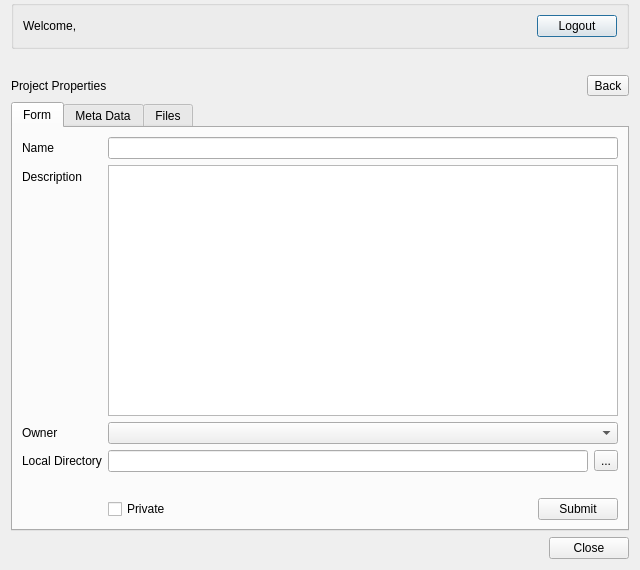
The window that qfieldsync/ui/cloud_projects_dialog.ui (opengisch/qfieldsync) describes before a commit, drawn with Qt 5.
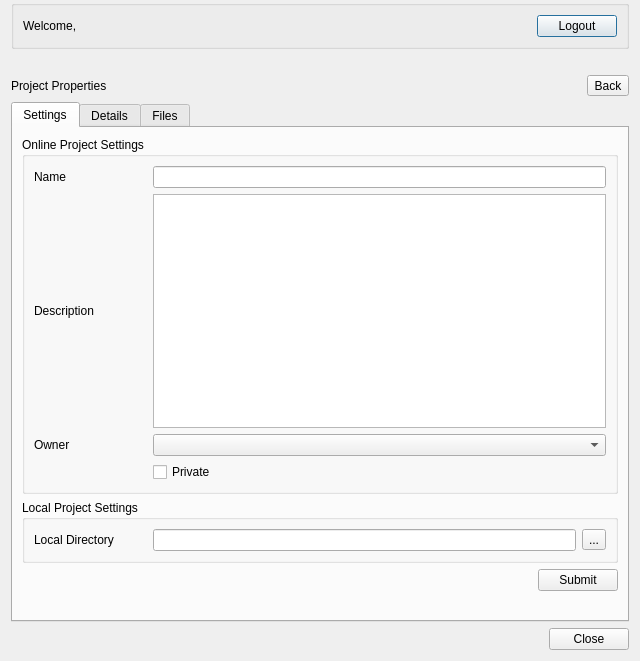
The same window after the commit. The open tabs and pages were chosen to show the change. Icons and pictures are not drawn.

Commit message: Split project form into online and local part

```diff
--- a/qfieldsync/ui/cloud_projects_dialog.ui
+++ b/qfieldsync/ui/cloud_projects_dialog.ui
@@ -7,7 +7,7 @@
     <x>0</x>
     <y>0</y>
     <width>640</width>
-    <height>570</height>
+    <height>661</height>
    </rect>
   </property>
   <property name="windowTitle">
@@ -286,11 +286,15 @@
          </property>
          <widget class="QWidget" name="projectFormTab">
           <attribute name="title">
-           <string>Form</string>
+           <string>Settings</string>
           </attribute>
           <layout class="QVBoxLayout" name="verticalLayout_3">
            <item>
-            <layout class="QFormLayout" name="projectFormLayout">
+            <widget class="QGroupBox" name="projectsOnlineSettingsGroupBox">
+             <property name="title">
+              <string>Online Project Settings</string>
+             </property>
+             <layout class="QGridLayout" name="gridLayout" columnstretch="1,4">
              <item row="0" column="0">
               <widget class="QLabel" name="projectNameLabel">
                <property name="text">
@@ -332,14 +336,53 @@
                </property>
               </widget>
              </item>
-             <item row="3" column="0">
+              <item row="3" column="1">
+               <layout class="QHBoxLayout" name="projectFormButtonLayout">
+                <property name="leftMargin">
+                 <number>0</number>
+                </property>
+                <property name="topMargin">
+                 <number>0</number>
+                </property>
+                <item>
+                 <widget class="QCheckBox" name="projectIsPrivateCheckBox">
+                  <property name="text">
+                   <string>Private</string>
+                  </property>
+                 </widget>
+                </item>
+                <item>
+                 <spacer name="projectFormButtonSpacer">
+                  <property name="orientation">
+                   <enum>Qt::Horizontal</enum>
+                  </property>
+                  <property name="sizeHint" stdset="0">
+                   <size>
+                    <width>40</width>
+                    <height>20</height>
+                   </size>
+                  </property>
+                 </spacer>
+                </item>
+               </layout>
+              </item>
+             </layout>
+            </widget>
+           </item>
+           <item>
+            <widget class="QGroupBox" name="projectsOfflineSettingsGroupBox">
+             <property name="title">
+              <string>Local Project Settings</string>
+             </property>
+             <layout class="QGridLayout" name="gridLayout_2" columnstretch="1,4">
+              <item row="0" column="0">
               <widget class="QLabel" name="localDirLabel">
                <property name="text">
                 <string>Local Directory</string>
                </property>
               </widget>
              </item>
-             <item row="3" column="1">
+              <item row="0" column="1">
               <layout class="QHBoxLayout" name="localDirHBoxLayout">
                <item>
                 <widget class="QLineEdit" name="localDirLineEdit"/>
@@ -353,23 +396,19 @@
                </item>
               </layout>
              </item>
-             <item row="5" column="1">
-              <layout class="QHBoxLayout" name="projectFormButtonLayout">
-               <property name="leftMargin">
-                <number>0</number>
-               </property>
-               <property name="topMargin">
-                <number>0</number>
-               </property>
-               <item>
-                <widget class="QCheckBox" name="projectIsPrivateCheckBox">
-                 <property name="text">
-                  <string>Private</string>
-                 </property>
+             </layout>
                 </widget>
                </item>
                <item>
-                <spacer name="projectFormButtonSpacer">
+            <layout class="QHBoxLayout" name="projectFormButtonLayout_2">
+             <property name="leftMargin">
+              <number>0</number>
+             </property>
+             <property name="topMargin">
+              <number>0</number>
+             </property>
+             <item>
+              <spacer name="projectFormButtonSpacer_2">
                  <property name="orientation">
                   <enum>Qt::Horizontal</enum>
                  </property>
@@ -390,7 +429,7 @@
                </item>
               </layout>
              </item>
-             <item row="4" column="1">
+           <item>
               <widget class="QLabel" name="localDirFeedbackLabel">
                <property name="text">
                 <string/>
@@ -404,12 +443,10 @@
               </widget>
              </item>
             </layout>
-           </item>
-          </layout>
          </widget>
          <widget class="QWidget" name="projectMetaTab">
           <attribute name="title">
-           <string>Meta Data</string>
+           <string>Details</string>
           </attribute>
           <layout class="QVBoxLayout" name="verticalLayout_3">
            <item>
```
Lines whose indentation alone changed are shown as unchanged.
